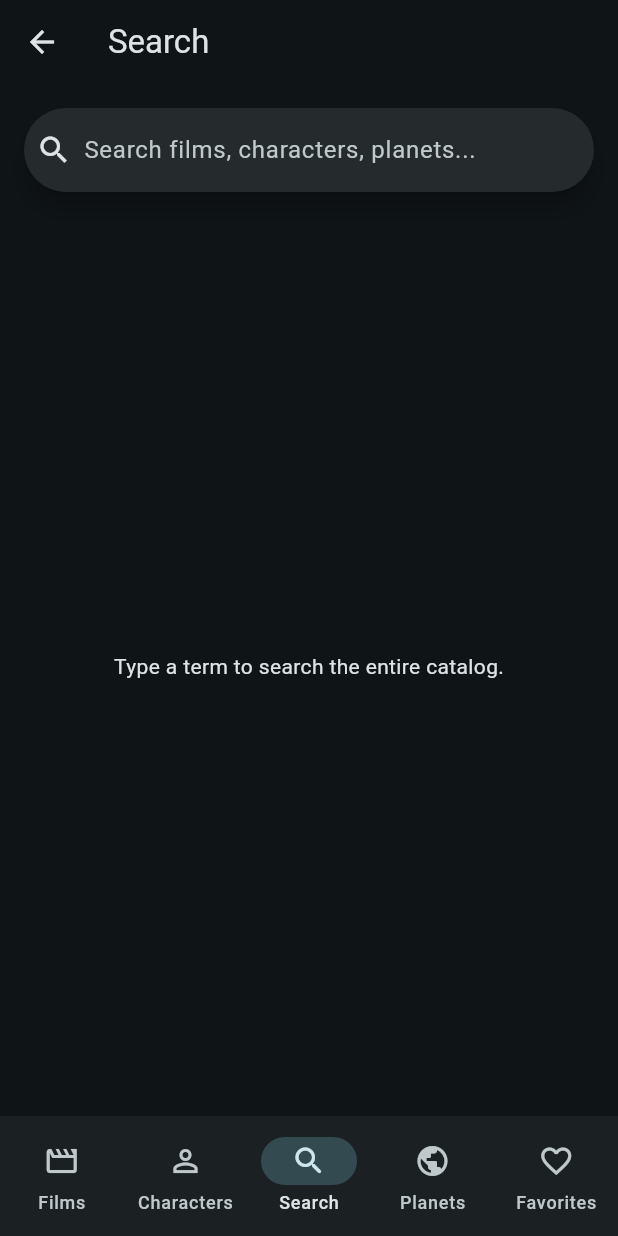
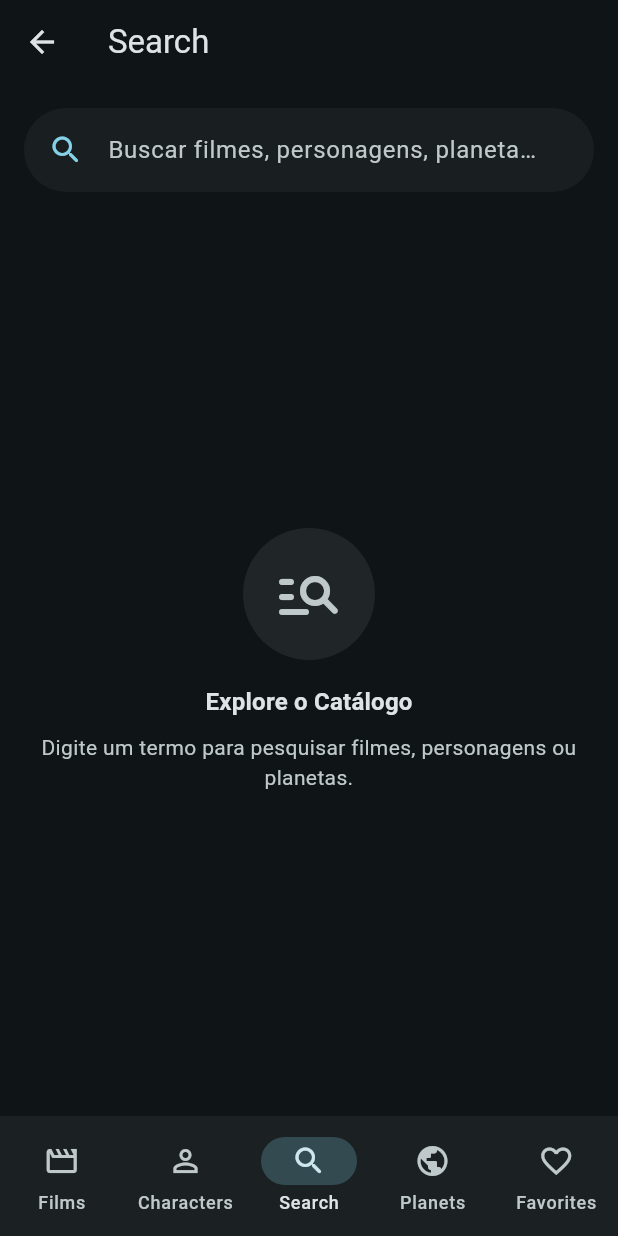
Before and after one commit to sergio-sousa-brisa/playground-mobile, a Flutter app: the Tabs screen opened by its route, item 3 of the bottom bar chosen, on a phone screen of 412 x 824 dp. Run offline on Flutter 3.47's test engine with Material 3 defaults, Android fonts, the phone set to English and light mode, and no system bars; our stand-ins replace dio, flutter_mobx, flutter_secure_storage, get_it, mobx, transparent_image; accounts and stored records are empty; generated files the repository leaves out were written again; network calls fail.

Commit message:
Restyle  Search

```diff
--- a/lib/pages/search.dart
+++ b/lib/pages/search.dart
@@ -7,6 +7,7 @@ import 'package:playgroundmobile/stores/character/character.dart';
 import 'package:playgroundmobile/stores/favorites/favorites_store.dart';
 import 'package:playgroundmobile/stores/film/film.dart';
 import 'package:playgroundmobile/stores/planet/planet.dart';
+import 'package:transparent_image/transparent_image.dart';
 
 class SearchPage extends StatefulWidget {
   final FilmStore filmStore;
@@ -43,10 +44,12 @@ class _SearchPageState extends State<SearchPage> {
     return Observer(
       builder: (_) {
         final isFav = isFavorite();
+        final theme = Theme.of(context);
+
         return IconButton(
           icon: Icon(
-            isFav ? Icons.favorite : Icons.favorite_border,
-            color: isFav ? Colors.red : null,
+            isFav ? Icons.favorite_rounded : Icons.favorite_border_rounded,
+            color: isFav ? Colors.red : theme.colorScheme.onSurfaceVariant,
           ),
           onPressed: onToggle,
         );
@@ -54,45 +57,152 @@ class _SearchPageState extends State<SearchPage> {
     );
   }
 
+  Widget _buildEmptyState(String title, String subtitle, IconData icon) {
+    final theme = Theme.of(context);
+    return Center(
+      child: Padding(
+        padding: const EdgeInsets.all(24.0),
+        child: Column(
+          mainAxisAlignment: MainAxisAlignment.center,
+          children: [
+            Container(
+              padding: const EdgeInsets.all(20),
+              decoration: BoxDecoration(
+                color: theme.colorScheme.surfaceContainerHighest.withValues(alpha: 0.5),
+                shape: BoxShape.circle,
+              ),
+              child: Icon(
+                icon,
+                size: 48,
+                color: theme.colorScheme.onSurfaceVariant,
+              ),
+            ),
+            const SizedBox(height: 16),
+            Text(
+              title,
+              style: theme.textTheme.titleMedium?.copyWith(
+                fontWeight: FontWeight.bold,
+              ),
+            ),
+            const SizedBox(height: 8),
+            Text(
+              subtitle,
+              textAlign: TextAlign.center,
+              style: theme.textTheme.bodyMedium?.copyWith(
+                color: theme.colorScheme.onSurfaceVariant,
+              ),
+            ),
+          ],
+        ),
+      ),
+    );
+  }
+
   List<Widget> _buildSection<T>({
     required String title,
     required List<T> items,
-    required IconData icon,
+    required IconData fallbackIcon,
     required String Function(T) getName,
+    required String Function(T) getImageUrl,
     required Widget Function(T) buildTrailing,
   }) {
     if (items.isEmpty) return [];
 
+    final theme = Theme.of(context);
+
     return [
       Padding(
-        padding: const EdgeInsets.symmetric(horizontal: 16.0, vertical: 8.0),
-        child: Text(
-          '$title (${items.length})',
-          style: const TextStyle(fontWeight: FontWeight.bold, fontSize: 16),
+        padding: const EdgeInsets.only(left: 16, right: 16, top: 24, bottom: 8),
+        child: Row(
+          children: [
+            Text(
+              title,
+              style: theme.textTheme.titleMedium?.copyWith(
+                fontWeight: FontWeight.bold,
+              ),
+            ),
+            const SizedBox(width: 8),
+            Container(
+              padding: const EdgeInsets.symmetric(horizontal: 8, vertical: 2),
+              decoration: BoxDecoration(
+                color: theme.colorScheme.primaryContainer,
+                borderRadius: BorderRadius.circular(12),
+              ),
+              child: Text(
+                '${items.length}',
+                style: TextStyle(
+                  color: theme.colorScheme.onPrimaryContainer,
+                  fontSize: 12,
+                  fontWeight: FontWeight.bold,
+                ),
+              ),
+            ),
+          ],
         ),
       ),
-      ...items.map((item) => ListTile(
-            leading: Icon(icon),
-            title: Text(getName(item)),
-            trailing: buildTrailing(item),
+      ...items.map((item) => Padding(
+            padding: const EdgeInsets.symmetric(horizontal: 16.0, vertical: 4.0),
+            child: Card(
+              elevation: 0,
+              color: theme.colorScheme.surface,
+              shape: RoundedRectangleBorder(
+                borderRadius: BorderRadius.circular(12),
+                side: BorderSide(
+                  color: theme.colorScheme.outlineVariant.withValues(alpha: 0.4),
+                ),
+              ),
+              child: ListTile(
+                contentPadding: const EdgeInsets.symmetric(horizontal: 12, vertical: 4),
+                leading: ClipRRect(
+                  borderRadius: BorderRadius.circular(8),
+                  child: SizedBox(
+                    width: 48,
+                    height: 48,
+                    child: FadeInImage.memoryNetwork(
+                      placeholder: kTransparentImage,
+                      image: getImageUrl(item),
+                      fit: BoxFit.cover,
+                      imageErrorBuilder: (context, error, stackTrace) => Container(
+                        color: theme.colorScheme.surfaceContainerHighest,
+                        child: Icon(fallbackIcon, color: theme.colorScheme.onSurfaceVariant),
+                      ),
+                    ),
+                  ),
+                ),
+                title: Text(
+                  getName(item),
+                  style: const TextStyle(fontWeight: FontWeight.w600),
+                  maxLines: 1,
+                  overflow: TextOverflow.ellipsis,
+                ),
+                trailing: buildTrailing(item),
+              ),
+            ),
           )),
     ];
   }
 
   @override
   Widget build(BuildContext context) {
+    final theme = Theme.of(context);
+
     return Column(
       children: [
         Padding(
-          padding: const EdgeInsets.all(16.0),
+          padding: const EdgeInsets.fromLTRB(16, 16, 16, 8),
           child: SearchBar(
             controller: _controller,
-            hintText: 'Search films, characters, planets...',
-            leading: const Icon(Icons.search),
+            hintText: 'Buscar filmes, personagens, planetas...',
+            elevation: const WidgetStatePropertyAll(0),
+            backgroundColor: WidgetStatePropertyAll(
+              theme.colorScheme.surfaceContainerHighest.withValues(alpha: 0.3),
+            ),
+            padding: const WidgetStatePropertyAll(EdgeInsets.symmetric(horizontal: 16)),
+            leading: Icon(Icons.search_rounded, color: theme.colorScheme.primary),
             trailing: [
               if (_query.isNotEmpty)
                 IconButton(
-                  icon: const Icon(Icons.clear),
+                  icon: const Icon(Icons.clear_rounded),
                   onPressed: () {
                     _controller.clear();
                     setState(() => _query = '');
@@ -108,8 +218,10 @@ class _SearchPageState extends State<SearchPage> {
           child: Observer(
             builder: (_) {
               if (_query.isEmpty) {
-                return const Center(
-                  child: Text('Type a term to search the entire catalog.'),
+                return _buildEmptyState(
+                  'Explore o Catálogo',
+                  'Digite um termo para pesquisar filmes, personagens ou planetas.',
+                  Icons.manage_search_rounded,
                 );
               }
 
@@ -125,37 +237,47 @@ class _SearchPageState extends State<SearchPage> {
                   .where((p) => p.name.toLowerCase().contains(_query))
                   .toList();
 
-              if (filteredFilms.isEmpty && filteredCharacters.isEmpty && filteredPlanets.isEmpty) {
-                return const Center(child: Text('No results found.'));
+              if (filteredFilms.isEmpty &&
+                  filteredCharacters.isEmpty &&
+                  filteredPlanets.isEmpty) {
+                return _buildEmptyState(
+                  'Nenhum resultado',
+                  'Não encontramos nada correspondente a "$_query".\nTente usar palavras diferentes.',
+                  Icons.search_off_rounded,
+                );
               }
 
               return ListView(
+                padding: const EdgeInsets.only(bottom: 24),
                 children: [
                   ..._buildSection<Film>(
-                    title: 'Films',
+                    title: 'Filmes',
                     items: filteredFilms,
-                    icon: Icons.movie_outlined,
+                    fallbackIcon: Icons.movie_outlined,
                     getName: (film) => film.title,
+                    getImageUrl: (film) => film.image,
                     buildTrailing: (film) => _buildFavoriteButton(
                       isFavorite: () => widget.favStore.isFilmFavorite(film),
                       onToggle: () => widget.favStore.toggleFilm(film),
                     ),
                   ),
                   ..._buildSection<Character>(
-                    title: 'Characters',
+                    title: 'Personagens',
                     items: filteredCharacters,
-                    icon: Icons.person_outline,
+                    fallbackIcon: Icons.person_outline,
                     getName: (char) => char.name,
+                    getImageUrl: (char) => char.image,
                     buildTrailing: (char) => _buildFavoriteButton(
                       isFavorite: () => widget.favStore.isCharacterFavorite(char),
                       onToggle: () => widget.favStore.toggleCharacter(char),
                     ),
                   ),
                   ..._buildSection<Planet>(
-                    title: 'Planets',
+                    title: 'Planetas',
                     items: filteredPlanets,
-                    icon: Icons.public,
+                    fallbackIcon: Icons.public,
                     getName: (planet) => planet.name,
+                    getImageUrl: (planet) => planet.image,
                     buildTrailing: (planet) => _buildFavoriteButton(
                       isFavorite: () => widget.favStore.isPlanetFavorite(planet),
                       onToggle: () => widget.favStore.togglePlanet(planet),
--- a/lib/pages/splash.dart
+++ b/lib/pages/splash.dart
@@ -29,11 +29,6 @@ class _SplashPageState extends State<SplashPage> {
         '/home',
         (_) => false,
       );
-      (
-        context,
-      '/home',
-
-      );
     } else {
       Navigator.pushReplacementNamed(context, '/login');
     }
```
